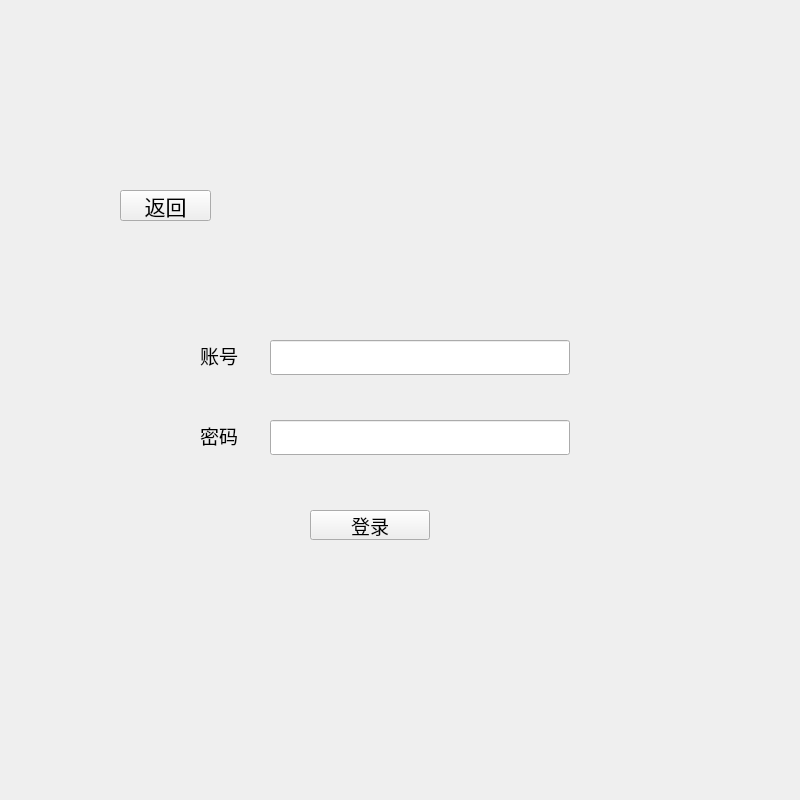
First picture: the form in Sign_in.ui, repository aaaMsLIUfruit/Tomato_bell, before the edit.
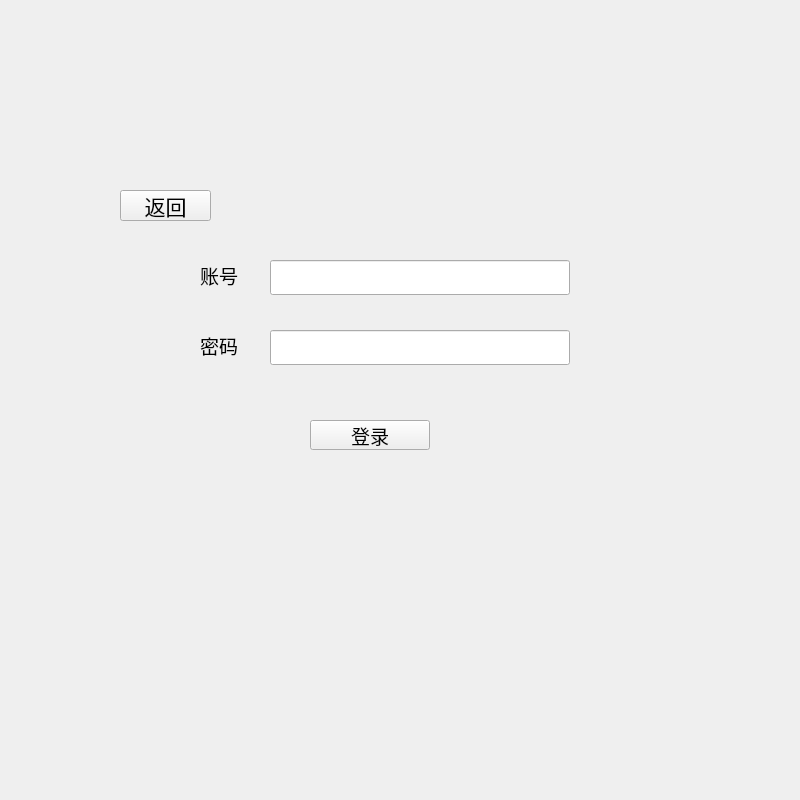
Second picture: the form after the edit.

Patch:
```diff
--- a/Sign_in.ui
+++ b/Sign_in.ui
@@ -17,7 +17,7 @@
    <property name="geometry">
     <rect>
      <x>270</x>
-     <y>420</y>
+     <y>330</y>
      <width>300</width>
      <height>35</height>
     </rect>
@@ -30,7 +30,7 @@
    <property name="geometry">
     <rect>
      <x>270</x>
-     <y>340</y>
+     <y>260</y>
      <width>300</width>
      <height>35</height>
     </rect>
@@ -43,7 +43,7 @@
    <property name="geometry">
     <rect>
      <x>200</x>
-     <y>340</y>
+     <y>260</y>
      <width>60</width>
      <height>30</height>
     </rect>
@@ -62,7 +62,7 @@
    <property name="geometry">
     <rect>
      <x>200</x>
-     <y>420</y>
+     <y>330</y>
      <width>60</width>
      <height>30</height>
     </rect>
@@ -81,7 +81,7 @@
    <property name="geometry">
     <rect>
      <x>310</x>
-     <y>510</y>
+     <y>420</y>
      <width>120</width>
      <height>30</height>
     </rect>
```
